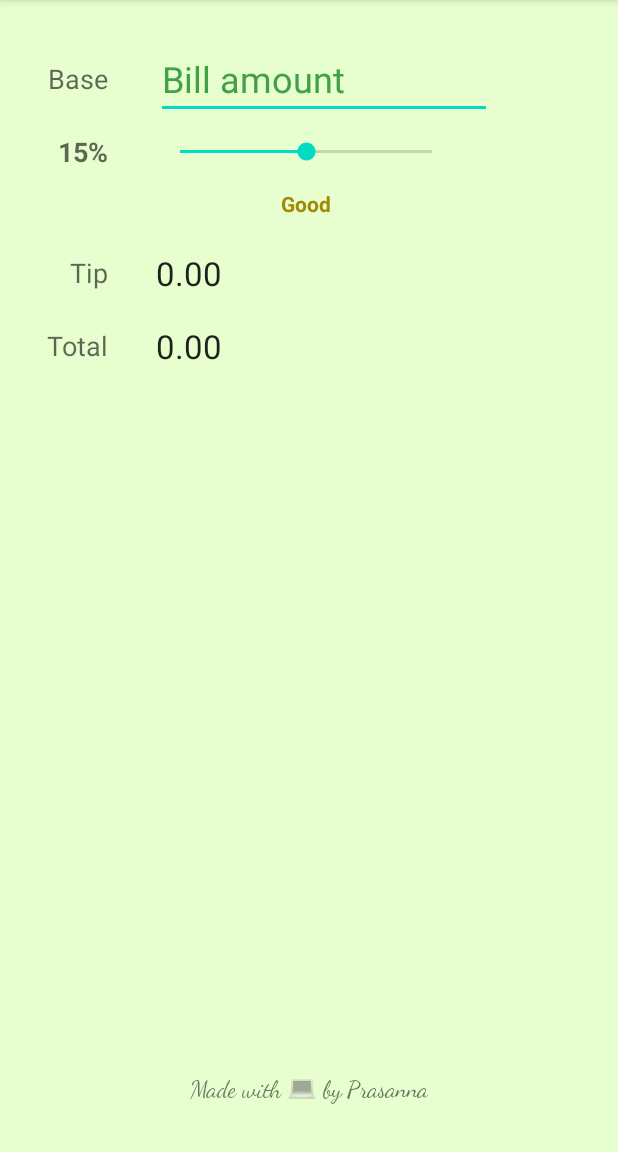
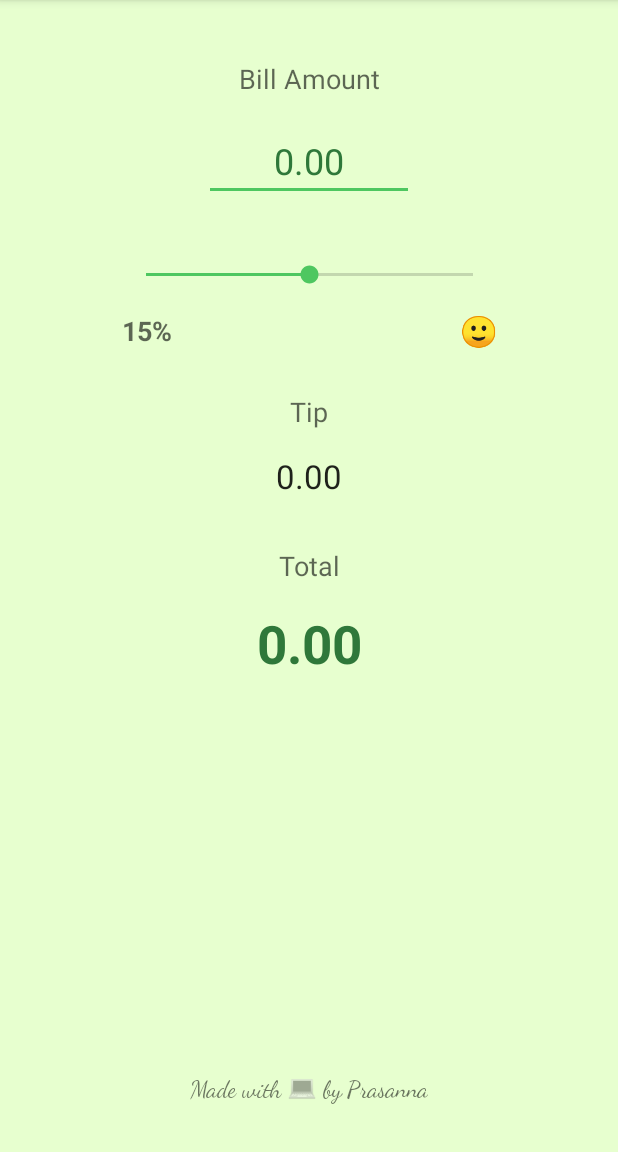
Before and after one commit to vipranarayan14/Tippy, an Android app: the screen it shows after launch (MainActivity), on a phone screen of 412 x 824 dp, the part 84-1236 px from its top. Run offline under Robolectric (Android 15) with nearby library versions, the phone set to English and light mode, and no system bars.

Commit message:
feat(app): change app's look
What?
- Align all fields vertically.
- Change 'Base' label and 'Bill Amount' placeholder.
- Replace tip description with emoji.
- Autoresize the fonts of tip amount and total amount TextViews.

```diff
--- a/app/src/main/java/com/vipran/tippy/MainActivity.kt
+++ b/app/src/main/java/com/vipran/tippy/MainActivity.kt
@@ -1,6 +1,5 @@
 package com.vipran.tippy
 
-import android.animation.ArgbEvaluator
 import android.os.Bundle
 import android.text.Editable
 import android.text.TextWatcher
@@ -8,7 +7,6 @@ import android.widget.EditText
 import android.widget.SeekBar
 import android.widget.TextView
 import androidx.appcompat.app.AppCompatActivity
-import androidx.core.content.ContextCompat
 
 private const val INITIAL_TIP_PERC = 15
 private const val INITIAL_TIP_AMOUNT = 0.0
@@ -64,22 +62,14 @@ class MainActivity : AppCompatActivity() {
 
     private fun updateTipDescription(tipPerc: Int) {
         val tipDescription = when (tipPerc) {
-            in 0..9 -> "Poor"
-            in 10..14 -> "Acceptable"
-            in 15..19 -> "Good"
-            in 20..24 -> "Great"
-            else -> "Amazing"
+            in 0..9 -> "\uD83D\uDE1E"
+            in 10..14 -> "\uD83D\uDE12"
+            in 15..19 -> "\uD83D\uDE42"
+            in 20..24 -> "\uD83D\uDE00"
+            else -> "\uD83D\uDE0D"
         }
 
         tvTipDescription.text = tipDescription
-
-        val color = ArgbEvaluator().evaluate(
-            tipPerc.toFloat() / seekBarTipPerc.max,
-            ContextCompat.getColor(this, R.color.tip_worst),
-            ContextCompat.getColor(this, R.color.tip_best)
-        ) as Int
-
-        tvTipDescription.setTextColor(color)
     }
 
     private fun computeTipAndTotal() {
--- a/app/src/main/res/layout/activity_main.xml
+++ b/app/src/main/res/layout/activity_main.xml
@@ -8,14 +8,17 @@
 
     <!-- LEFT -->
 
+    <!-- RIGHT -->
+
     <TextView
         android:id="@+id/tvBaseLabel"
         android:layout_width="wrap_content"
         android:layout_height="wrap_content"
-        android:layout_marginStart="32dp"
         android:layout_marginTop="40dp"
-        android:text="@string/base_label"
+        android:text="@string/bill_amount_label"
+        android:textAlignment="center"
         android:textAppearance="@style/TextAppearance.AppCompat.Medium"
+        app:layout_constraintEnd_toEndOf="parent"
         app:layout_constraintStart_toStartOf="parent"
         app:layout_constraintTop_toTopOf="parent" />
 
@@ -23,79 +26,101 @@
         android:id="@+id/tvTipPerc"
         android:layout_width="wrap_content"
         android:layout_height="wrap_content"
-        android:layout_marginTop="24dp"
+        android:layout_marginTop="16dp"
+        android:textAlignment="viewStart"
         android:textAppearance="@style/TextAppearance.AppCompat.Medium"
         android:textStyle="bold"
-        app:layout_constraintEnd_toEndOf="@+id/tvBaseLabel"
-        app:layout_constraintTop_toBottomOf="@+id/tvBaseLabel"
+        app:layout_constraintStart_toStartOf="@+id/seekBarTipPerc"
+        app:layout_constraintTop_toBottomOf="@+id/seekBarTipPerc"
         tools:text="24%" />
 
     <TextView
         android:id="@+id/textView2"
         android:layout_width="wrap_content"
         android:layout_height="wrap_content"
-        android:layout_marginTop="56dp"
+        android:layout_marginTop="70dp"
         android:text="@string/tip_label"
+        android:textAlignment="center"
         android:textAppearance="@style/TextAppearance.AppCompat.Medium"
-        app:layout_constraintEnd_toEndOf="@+id/tvBaseLabel"
-        app:layout_constraintTop_toBottomOf="@+id/tvTipPerc" />
+        app:layout_constraintEnd_toEndOf="parent"
+        app:layout_constraintStart_toStartOf="parent"
+        app:layout_constraintTop_toBottomOf="@+id/seekBarTipPerc" />
 
     <TextView
         android:id="@+id/tvTotalLabel"
         android:layout_width="wrap_content"
         android:layout_height="wrap_content"
-        android:layout_marginTop="24dp"
+        android:layout_marginTop="32dp"
         android:text="@string/total_label"
+        android:textAlignment="center"
         android:textAppearance="@style/TextAppearance.AppCompat.Medium"
-        app:layout_constraintEnd_toEndOf="@+id/tvBaseLabel"
-        app:layout_constraintTop_toBottomOf="@+id/textView2" />
-
-    <!-- RIGHT -->
+        app:layout_constraintEnd_toEndOf="parent"
+        app:layout_constraintStart_toStartOf="parent"
+        app:layout_constraintTop_toBottomOf="@+id/tvTipAmount" />
 
     <EditText
         android:id="@+id/etBaseAmount"
         android:layout_width="wrap_content"
         android:layout_height="wrap_content"
-        android:layout_marginStart="32dp"
+        android:layout_marginTop="16dp"
         android:autofillHints=""
-        android:ems="8"
-        android:hint="@string/base_amount_hint"
+        android:backgroundTint="@color/green_primary"
+        android:ems="5"
+        android:hint="@string/bill_amount_hint"
         android:inputType="numberDecimal"
-        android:textColorHint="#43A047"
+        android:textAlignment="center"
+        android:textAppearance="@style/TextAppearance.AppCompat.Large"
+        android:textColor="@color/green_primary_variant"
+        android:textColorHighlight="@color/green_primary"
+        android:textColorHint="@color/green_primary_variant"
+        android:textColorLink="@color/green_primary"
         android:textSize="24sp"
-        app:layout_constraintBottom_toBottomOf="@+id/tvBaseLabel"
-        app:layout_constraintStart_toEndOf="@+id/tvBaseLabel"
-        app:layout_constraintTop_toTopOf="@+id/tvBaseLabel" />
+        app:layout_constraintEnd_toEndOf="parent"
+        app:layout_constraintStart_toStartOf="parent"
+        app:layout_constraintTop_toBottomOf="@+id/tvBaseLabel" />
 
     <SeekBar
         android:id="@+id/seekBarTipPerc"
-        android:layout_width="200dp"
+        android:layout_width="250dp"
         android:layout_height="wrap_content"
+        android:layout_marginTop="40dp"
         android:max="30"
-        app:layout_constraintBottom_toBottomOf="@+id/tvTipPerc"
-        app:layout_constraintStart_toStartOf="@+id/etBaseAmount"
-        app:layout_constraintTop_toTopOf="@+id/tvTipPerc" />
+        android:progressTint="@color/green_primary"
+        android:textAlignment="center"
+        android:thumbTint="@color/green_primary"
+        app:layout_constraintEnd_toEndOf="parent"
+        app:layout_constraintStart_toStartOf="parent"
+        app:layout_constraintTop_toBottomOf="@+id/etBaseAmount" />
 
     <TextView
         android:id="@+id/tvTipAmount"
-        android:layout_width="wrap_content"
-        android:layout_height="wrap_content"
+        android:layout_width="200dp"
+        android:layout_height="30dp"
+        android:layout_marginTop="16dp"
         android:text="@string/tip_init_val"
+        android:textAlignment="center"
         android:textAppearance="@style/TextAppearance.AppCompat.Large"
-        app:layout_constraintBottom_toBottomOf="@+id/textView2"
-        app:layout_constraintStart_toStartOf="@+id/etBaseAmount"
-        app:layout_constraintTop_toTopOf="@+id/textView2"
+        app:autoSizeTextType="uniform"
+        app:layout_constraintEnd_toEndOf="parent"
+        app:layout_constraintStart_toStartOf="parent"
+        app:layout_constraintTop_toBottomOf="@+id/textView2"
         tools:text="19.96" />
 
     <TextView
         android:id="@+id/tvTotalAmount"
-        android:layout_width="wrap_content"
-        android:layout_height="wrap_content"
+        android:layout_width="200dp"
+        android:layout_height="48dp"
+        android:layout_marginTop="16dp"
         android:text="@string/total_init_val"
+        android:textAlignment="center"
         android:textAppearance="@style/TextAppearance.AppCompat.Large"
-        app:layout_constraintBottom_toBottomOf="@+id/tvTotalLabel"
-        app:layout_constraintStart_toStartOf="@+id/etBaseAmount"
-        app:layout_constraintTop_toTopOf="@+id/tvTotalLabel"
+        android:textColor="@color/green_primary_variant"
+        android:textSize="34sp"
+        android:textStyle="bold"
+        app:autoSizeTextType="uniform"
+        app:layout_constraintEnd_toEndOf="parent"
+        app:layout_constraintStart_toStartOf="parent"
+        app:layout_constraintTop_toBottomOf="@+id/tvTotalLabel"
         tools:text="103.11" />
 
     <TextView
@@ -115,11 +140,14 @@
         android:id="@+id/tvTipDescription"
         android:layout_width="wrap_content"
         android:layout_height="wrap_content"
-        android:layout_marginTop="16dp"
+        android:textAlignment="viewEnd"
+        android:textAppearance="@style/TextAppearance.AppCompat.Small"
+        android:textColor="@color/black"
+        android:textSize="20sp"
         android:textStyle="bold"
+        app:layout_constraintBottom_toBottomOf="@+id/tvTipPerc"
         app:layout_constraintEnd_toEndOf="@+id/seekBarTipPerc"
-        app:layout_constraintStart_toStartOf="@+id/seekBarTipPerc"
-        app:layout_constraintTop_toBottomOf="@+id/seekBarTipPerc"
-        tools:text="Acceptable" />
+        app:layout_constraintTop_toTopOf="@+id/tvTipPerc"
+        tools:text="\uD83D\uDE42" />
 
 </androidx.constraintlayout.widget.ConstraintLayout>
--- a/app/src/main/res/values/strings.xml
+++ b/app/src/main/res/values/strings.xml
@@ -1,7 +1,7 @@
 <resources>
     <string name="app_name">Tippy</string>
-    <string name="base_amount_hint">Bill amount</string>
-    <string name="base_label">Base</string>
+    <string name="bill_amount_hint">0.00</string>
+    <string name="bill_amount_label">Bill Amount</string>
     <string name="tip_label">Tip</string>
     <string name="total_label">Total</string>
     <string name="tip_init_val">0.00</string>
```
